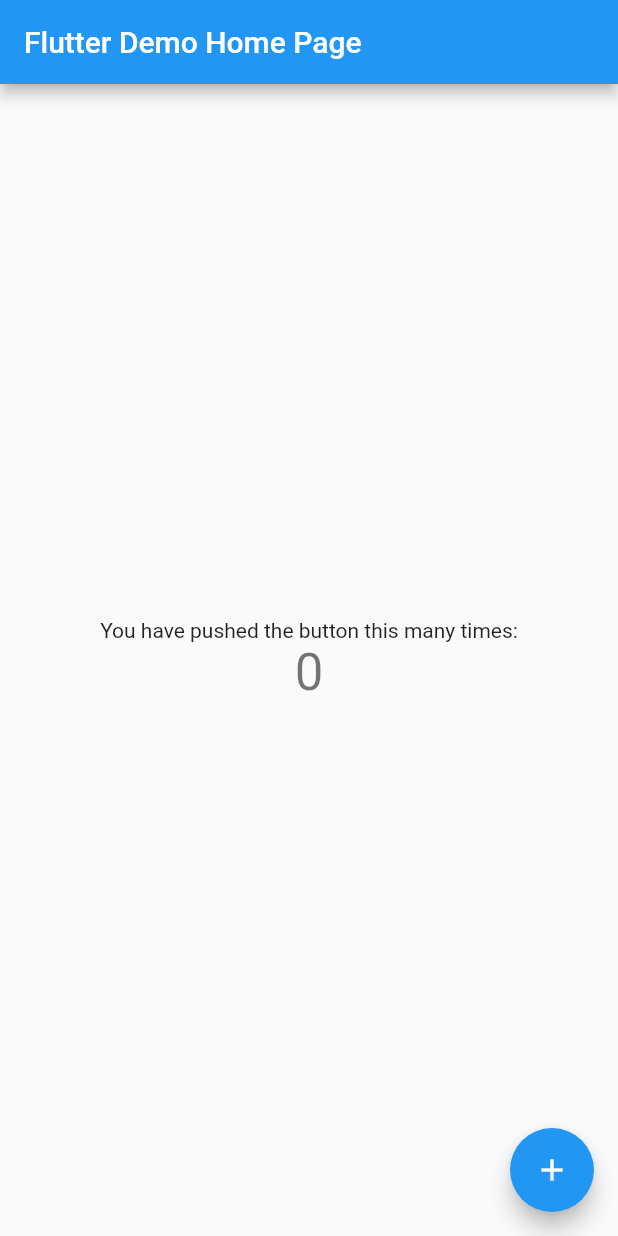
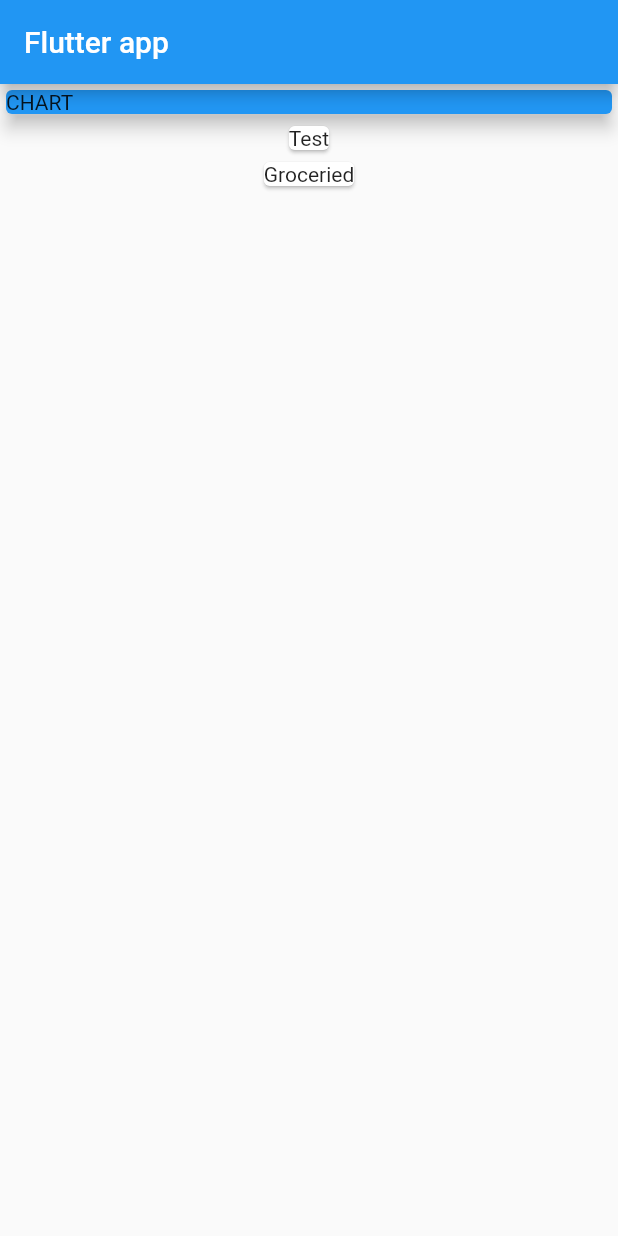
Before and after one commit to Chen-Philip/personal_expenses_tracker, a Flutter app: the screen it shows after launch, on a phone screen of 412 x 824 dp. Run offline on Flutter 3.47's test engine with Material 2 defaults, Android fonts, the phone set to English and light mode, and no system bars.

Commit message:
added transactions.dart

```diff
--- a/lib/main.dart
+++ b/lib/main.dart
@@ -1,113 +1,59 @@
 import 'package:flutter/material.dart';
+import './transaction.dart';
 
 void main() {
   runApp(MyApp());
 }
 
 class MyApp extends StatelessWidget {
-  // This widget is the root of your application.
   @override
   Widget build(BuildContext context) {
     return MaterialApp(
-      title: 'Flutter Demo',
-      theme: ThemeData(
-        // This is the theme of your application.
-        //
-        // Try running your application with "flutter run". You'll see the
-        // application has a blue toolbar. Then, without quitting the app, try
-        // changing the primarySwatch below to Colors.green and then invoke
-        // "hot reload" (press "r" in the console where you ran "flutter run",
-        // or simply save your changes to "hot reload" in a Flutter IDE).
-        // Notice that the counter didn't reset back to zero; the application
-        // is not restarted.
-        primarySwatch: Colors.blue,
-      ),
-      home: MyHomePage(title: 'Flutter Demo Home Page'),
+      home: MyHomePage(),
     );
   }
 }
 
-class MyHomePage extends StatefulWidget {
-  MyHomePage({Key key, this.title}) : super(key: key);
+class MyHomePage extends StatelessWidget {
+  final List<Transaction> transactions = [
+    Transaction(
+      id: 't1',
+      title: "Test",
+      amount: 5.99,
+      date: DateTime.now(),
+    ),
+    Transaction(
+      id: 't2',
+      title: "Groceried",
+      amount: 4.99,
+      date: DateTime.now(),
+    ),
+  ];
 
-  // This widget is the home page of your application. It is stateful, meaning
-  // that it has a State object (defined below) that contains fields that affect
-  // how it looks.
-
-  // This class is the configuration for the state. It holds the values (in this
-  // case the title) provided by the parent (in this case the App widget) and
-  // used by the build method of the State. Fields in a Widget subclass are
-  // always marked "final".
-
-  final String title;
-
-  @override
-  _MyHomePageState createState() => _MyHomePageState();
-}
-
-class _MyHomePageState extends State<MyHomePage> {
-  int _counter = 0;
-
-  void _incrementCounter() {
-    setState(() {
-      // This call to setState tells the Flutter framework that something has
-      // changed in this State, which causes it to rerun the build method below
-      // so that the display can reflect the updated values. If we changed
-      // _counter without calling setState(), then the build method would not be
-      // called again, and so nothing would appear to happen.
-      _counter++;
-    });
-  }
-
-  @override
   Widget build(BuildContext context) {
-    // This method is rerun every time setState is called, for instance as done
-    // by the _incrementCounter method above.
-    //
-    // The Flutter framework has been optimized to make rerunning build methods
-    // fast, so that you can just rebuild anything that needs updating rather
-    // than having to individually change instances of widgets.
     return Scaffold(
       appBar: AppBar(
-        // Here we take the value from the MyHomePage object that was created by
-        // the App.build method, and use it to set our appbar title.
-        title: Text(widget.title),
+        title: Text("Flutter app"),
       ),
-      body: Center(
-        // Center is a layout widget. It takes a single child and positions it
-        // in the middle of the parent.
-        child: Column(
-          // Column is also a layout widget. It takes a list of children and
-          // arranges them vertically. By default, it sizes itself to fit its
-          // children horizontally, and tries to be as tall as its parent.
-          //
-          // Invoke "debug painting" (press "p" in the console, choose the
-          // "Toggle Debug Paint" action from the Flutter Inspector in Android
-          // Studio, or the "Toggle Debug Paint" command in Visual Studio Code)
-          // to see the wireframe for each widget.
-          //
-          // Column has various properties to control how it sizes itself and
-          // how it positions its children. Here we use mainAxisAlignment to
-          // center the children vertically; the main axis here is the vertical
-          // axis because Columns are vertical (the cross axis would be
-          // horizontal).
-          mainAxisAlignment: MainAxisAlignment.center,
-          children: <Widget>[
-            Text(
-              'You have pushed the button this many times:',
+      body: Column(
+        children: [
+          Container(
+            width: double.infinity,
+            child: Card(
+              child: Text("CHART"),
+              elevation: 5,
+              color: Colors.blue,
             ),
-            Text(
-              '$_counter',
-              style: Theme.of(context).textTheme.headline4,
-            ),
-          ],
-        ),
+          ),
+          Column(
+            children: transactions.map((tr) {
+              return Card(
+                child: Text(tr.title),
+              );
+            }).toList(),
+          ),
+        ],
       ),
-      floatingActionButton: FloatingActionButton(
-        onPressed: _incrementCounter,
-        tooltip: 'Increment',
-        child: Icon(Icons.add),
-      ), // This trailing comma makes auto-formatting nicer for build methods.
     );
   }
 }
--- /dev/null
+++ b/lib/transaction.dart
@@ -0,0 +1,15 @@
+import 'package:flutter/foundation.dart';
+
+class Transaction {
+  final String id;
+  final String title;
+  final double amount;
+  final DateTime date;
+
+  Transaction({
+    @required this.id,
+    @required this.title,
+    @required this.amount,
+    @required this.date,
+  });
+}
```
